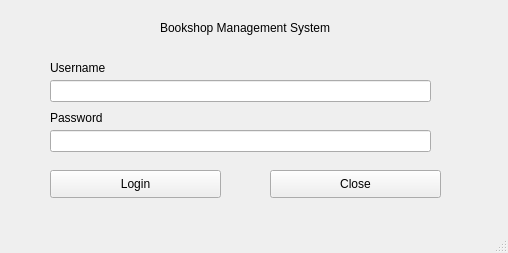
This is SemesterProject/login.ui in yuropetuy/Web-Programming-COMPE361 as Qt 5 draws it before an edit. The edited form follows.
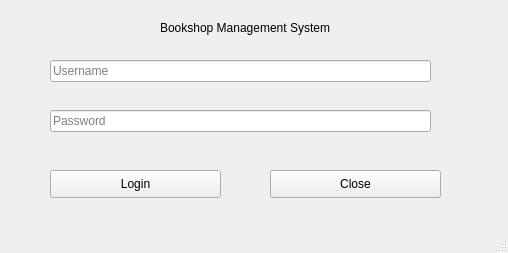
This is the edited form.

Commit message: finished user manager

Patch:
```diff
--- a/SemesterProject/login.ui
+++ b/SemesterProject/login.ui
@@ -57,7 +57,7 @@
     <property name="geometry">
      <rect>
       <x>50</x>
-      <y>80</y>
+      <y>60</y>
       <width>381</width>
       <height>22</height>
      </rect>
@@ -65,12 +65,15 @@
     <property name="text">
      <string/>
     </property>
+    <property name="placeholderText">
+     <string>Username</string>
+    </property>
    </widget>
    <widget class="QLineEdit" name="pass_le">
     <property name="geometry">
      <rect>
       <x>50</x>
-      <y>130</y>
+      <y>110</y>
       <width>381</width>
       <height>22</height>
      </rect>
@@ -87,30 +90,7 @@
     <property name="text">
      <string/>
     </property>
-   </widget>
-   <widget class="QLabel" name="user_label">
-    <property name="geometry">
-     <rect>
-      <x>50</x>
-      <y>60</y>
-      <width>71</width>
-      <height>16</height>
-     </rect>
-    </property>
-    <property name="text">
-     <string>Username</string>
-    </property>
-   </widget>
-   <widget class="QLabel" name="pass_label">
-    <property name="geometry">
-     <rect>
-      <x>50</x>
-      <y>110</y>
-      <width>71</width>
-      <height>16</height>
-     </rect>
-    </property>
-    <property name="text">
+    <property name="placeholderText">
      <string>Password</string>
     </property>
    </widget>
```
The commit also changes 5 other files.
